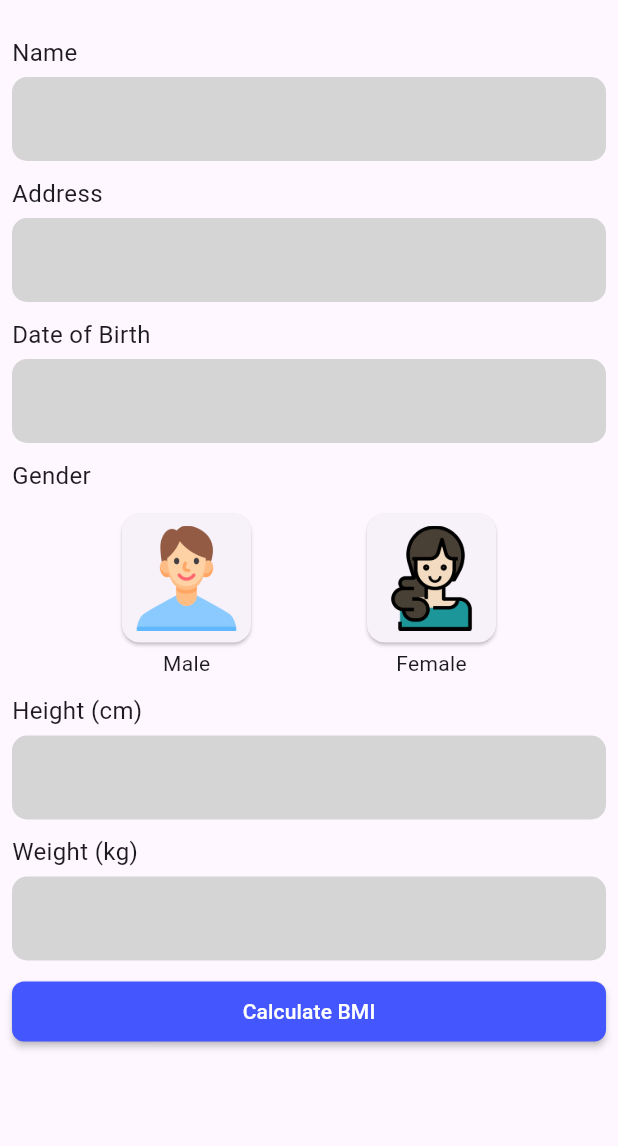
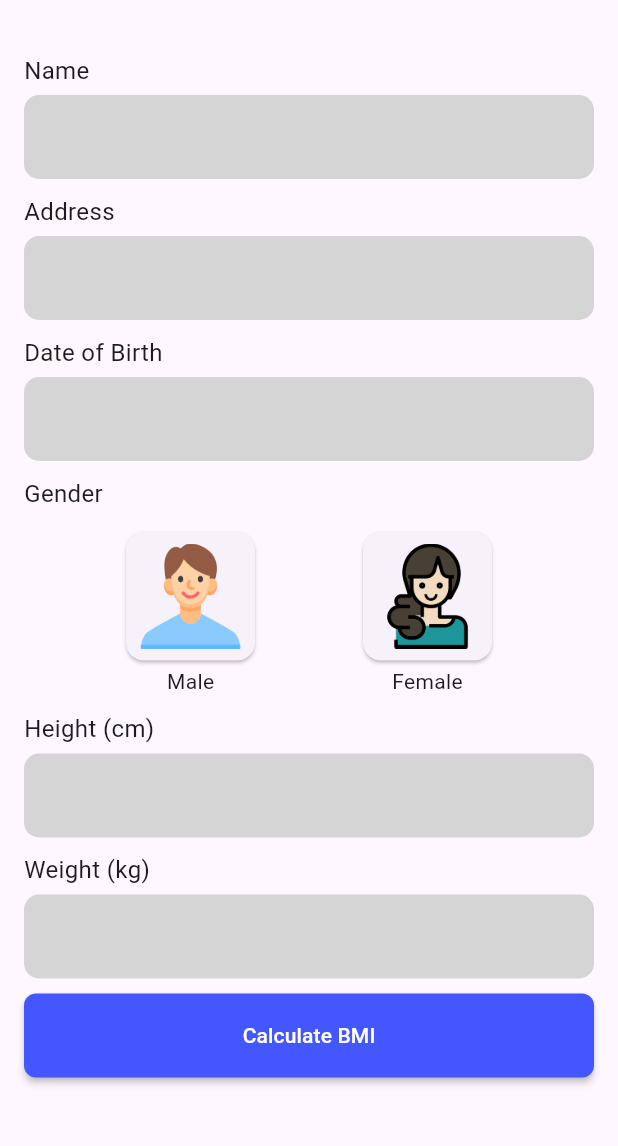
Before and after one commit to DK-UK/BMI-Calculator, a Flutter app: the screen it shows after launch, after a tap on "Get started", on a phone screen of 412 x 824 dp, the part 61-1207 px from its top. Run offline on Flutter 3.47's test engine with Material 3 defaults, Android fonts, the phone set to English and light mode, and no system bars; our stand-ins replace flutter_svg.

Commit message:
necessary padding to screens

```diff
--- a/lib/BMIResultScreen.dart
+++ b/lib/BMIResultScreen.dart
@@ -17,6 +17,7 @@ class Bmiresultscreen extends StatelessWidget {
         title: Appnamewidget(appNameAlignment: MainAxisAlignment.start),
       ),
       body: SingleChildScrollView(
+        padding: EdgeInsets.fromLTRB(16, 20, 16, 20),
         child: Column(
           children: [
             Card(
--- a/lib/InfoScreen.dart
+++ b/lib/InfoScreen.dart
@@ -102,7 +102,7 @@ class _InfoScreenState extends State<Infoscreen> {
                                 return Calculator();
                             }));
                         }, child: Padding(
-                          padding: const EdgeInsets.all(8.0),
+                          padding: const EdgeInsets.fromLTRB(0, 18, 0, 18),
                           child: Text("Get started"),
                         )),
                       ),
--- a/lib/calculator.dart
+++ b/lib/calculator.dart
@@ -45,7 +45,7 @@ class _CalculatorState extends State<Calculator> {
       ),
       body: SingleChildScrollView(
         child: Padding(
-          padding: const EdgeInsets.all(8.0),
+          padding: const EdgeInsets.fromLTRB(16, 20, 16, 20),
           child: Column(
             crossAxisAlignment: CrossAxisAlignment.start,
             spacing: 10,
@@ -195,7 +195,7 @@ class _CalculatorState extends State<Calculator> {
                     color: themeColor(),
                     textColor: Colors.white,
                     child: Padding(
-                      padding: EdgeInsets.fromLTRB(0, 10, 0, 10),
+                      padding: EdgeInsets.fromLTRB(0, 18, 0, 18),
                       child: Text("Calculate BMI"),
                     ),
                     onPressed: () async {
```
Also changed, not shown: 1 other file.
